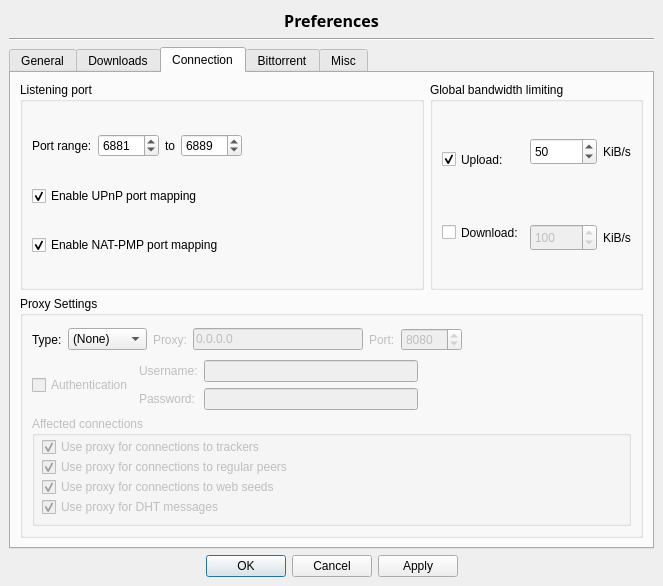
SysAdminDoc/qBittorrent-Vanced, file src/options.ui: the form before one commit.
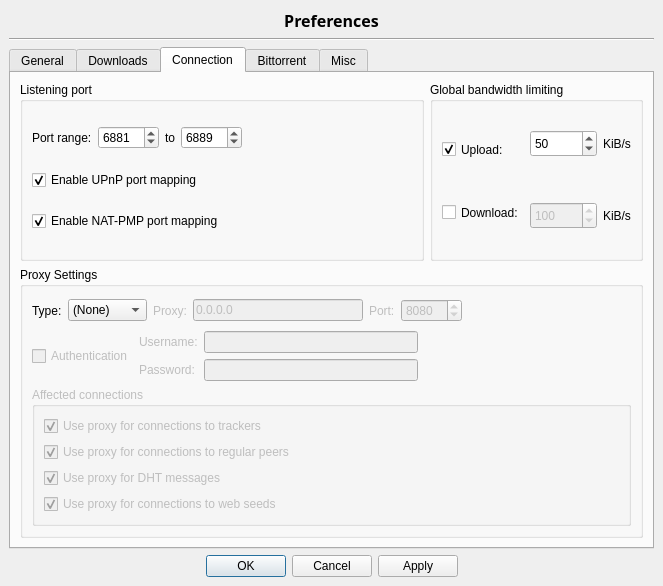
The form after the commit. The open tabs and pages were chosen to show the change. Icons and pictures are not drawn.

Commit message: - fixed proxy layout in preferences

Patch:
```diff
--- a/src/options.ui
+++ b/src/options.ui
@@ -1069,14 +1069,14 @@
               <property name="title" >
                <string>Affected connections</string>
               </property>
+              <layout class="QVBoxLayout" >
+               <item>
               <widget class="QCheckBox" name="checkProxyTrackers" >
-               <property name="geometry" >
-                <rect>
-                 <x>10</x>
-                 <y>20</y>
-                 <width>341</width>
-                 <height>22</height>
-                </rect>
+                 <property name="sizePolicy" >
+                  <sizepolicy vsizetype="Fixed" hsizetype="Expanding" >
+                   <horstretch>0</horstretch>
+                   <verstretch>0</verstretch>
+                  </sizepolicy>
                </property>
                <property name="text" >
                 <string>Use proxy for connections to trackers</string>
@@ -1085,14 +1085,14 @@
                 <bool>true</bool>
                </property>
               </widget>
+               </item>
+               <item>
               <widget class="QCheckBox" name="checkProxyPeers" >
-               <property name="geometry" >
-                <rect>
-                 <x>10</x>
-                 <y>40</y>
-                 <width>341</width>
-                 <height>22</height>
-                </rect>
+                 <property name="sizePolicy" >
+                  <sizepolicy vsizetype="Fixed" hsizetype="Expanding" >
+                   <horstretch>0</horstretch>
+                   <verstretch>0</verstretch>
+                  </sizepolicy>
                </property>
                <property name="text" >
                 <string>Use proxy for connections to regular peers</string>
@@ -1101,30 +1101,14 @@
                 <bool>true</bool>
                </property>
               </widget>
-              <widget class="QCheckBox" name="checkProxyWebseeds" >
-               <property name="geometry" >
-                <rect>
-                 <x>10</x>
-                 <y>60</y>
-                 <width>341</width>
-                 <height>22</height>
-                </rect>
-               </property>
-               <property name="text" >
-                <string>Use proxy for connections to web seeds</string>
-               </property>
-               <property name="checked" >
-                <bool>true</bool>
-               </property>
-              </widget>
+               </item>
+               <item>
               <widget class="QCheckBox" name="checkProxyDHT" >
-               <property name="geometry" >
-                <rect>
-                 <x>10</x>
-                 <y>80</y>
-                 <width>341</width>
-                 <height>22</height>
-                </rect>
+                 <property name="sizePolicy" >
+                  <sizepolicy vsizetype="Fixed" hsizetype="Expanding" >
+                   <horstretch>0</horstretch>
+                   <verstretch>0</verstretch>
+                  </sizepolicy>
                </property>
                <property name="text" >
                 <string>Use proxy for DHT messages</string>
@@ -1133,6 +1117,24 @@
                 <bool>true</bool>
                </property>
               </widget>
+               </item>
+               <item>
+                <widget class="QCheckBox" name="checkProxyWebseeds" >
+                 <property name="sizePolicy" >
+                  <sizepolicy vsizetype="Fixed" hsizetype="Expanding" >
+                   <horstretch>0</horstretch>
+                   <verstretch>0</verstretch>
+                  </sizepolicy>
+                 </property>
+                 <property name="text" >
+                  <string>Use proxy for connections to web seeds</string>
+                 </property>
+                 <property name="checked" >
+                  <bool>true</bool>
+                 </property>
+                </widget>
+               </item>
+              </layout>
              </widget>
             </item>
            </layout>
```
Lines whose indentation alone changed are shown as unchanged.
